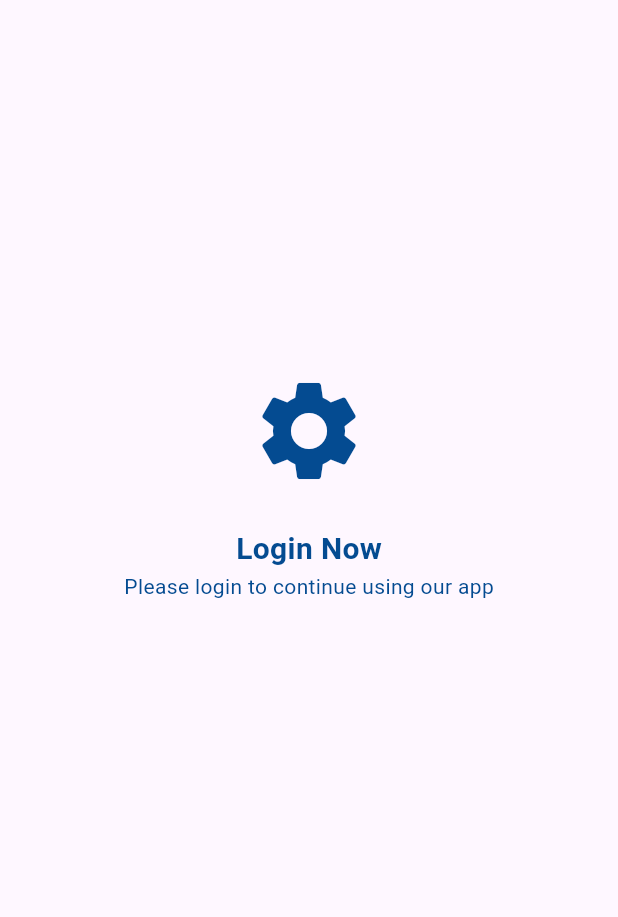
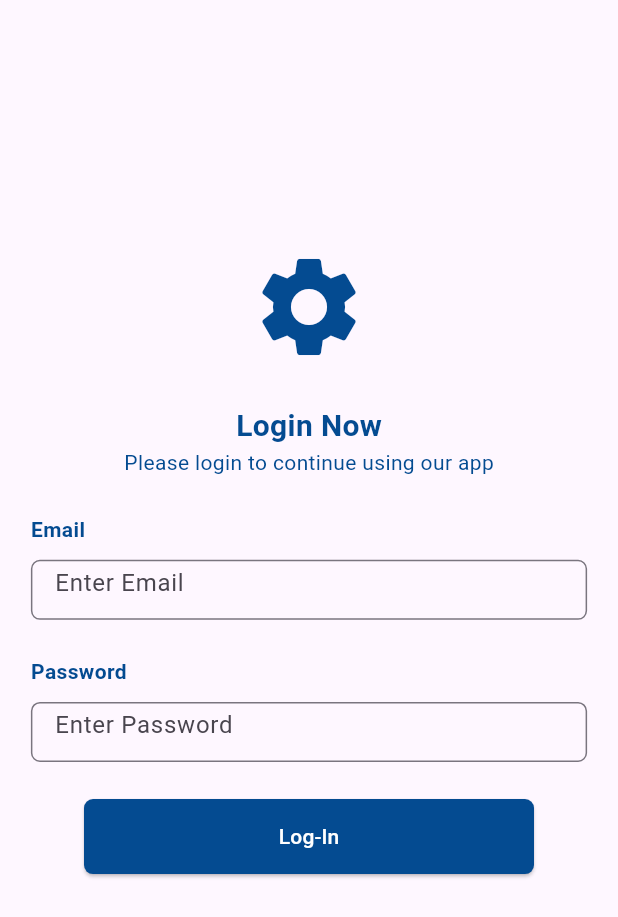
Before and after one commit to Aljoboyer/tiles_shop_management, a Flutter app: the screen it shows after launch, on a phone screen of 412 x 824 dp. Shown: the top 917 px of the screen. Run offline on Flutter 3.47's test engine with Material 3 defaults, Android fonts, the phone set to English and light mode, and no system bars.

Commit message:
custom input and button created

```diff
--- a/lib/screens/auth/login_screen.dart
+++ b/lib/screens/auth/login_screen.dart
@@ -1,4 +1,6 @@
 import 'package:flutter/material.dart';
+import 'package:tiles_shop_management/widgets/button.dart';
+import 'package:tiles_shop_management/widgets/input_field.dart';
 
 class LoginScreen extends StatefulWidget {
   const LoginScreen({super.key});
@@ -8,6 +10,13 @@ class LoginScreen extends StatefulWidget {
 }
 
 class _LoginScreenState extends State<LoginScreen> {
+  late String email;
+
+   onEmailChange (value) {
+    setState(() {
+      email: value;
+    });
+  }
   @override
   Widget build(BuildContext context) {
       double screenWidth = MediaQuery.of(context).size.width;
@@ -16,7 +25,7 @@ class _LoginScreenState extends State<LoginScreen> {
     return  Scaffold(
       body: Center(
         child: Padding(
-          padding: EdgeInsets.only(top: screenHeight * 0.30, left: screenWidth * 0.05, right: screenWidth * 0.05),
+          padding: EdgeInsets.only(top: screenHeight * 0.20, left: screenWidth * 0.05, right: screenWidth * 0.05),
           child: Column(
             children: [
                 Icon(Icons.settings, size: 80,  color: Color(0xFF044B91)),
@@ -32,9 +41,23 @@ class _LoginScreenState extends State<LoginScreen> {
                       Text('Please login to continue using our app',  style: TextStyle(
                         color:Color(0xFF044B91),
 
-                      ),)
+                      ),),
+                      SizedBox(height: screenHeight * 0.03,),
+                      CustomInputs(label: 'Email',fieldType: false, onChanged: (value) {
+                        onEmailChange(value);
+                      },),
+                      SizedBox(height: screenHeight * 0.03,),
+
+                       CustomInputs(label: 'Password',fieldType: true, onChanged: (value) {
+                        onEmailChange(value);
+                      },),
+
+                      SizedBox(height: screenHeight * 0.03,),
+
+                      CustomButton(btn_label: 'Log-In', onPressed: () {},)
                     ],
                   ),
+
                 )
             ],
           ),
--- /dev/null
+++ b/lib/widgets/button.dart
@@ -0,0 +1,32 @@
+import 'package:flutter/material.dart';
+
+class CustomButton extends StatelessWidget {
+  final String btn_label;
+  final VoidCallback onPressed;
+
+  const CustomButton({
+    super.key,
+    required this.btn_label,
+    required this.onPressed,
+  });
+
+  @override
+  Widget build(BuildContext context) {
+    return  SizedBox(
+                        height: 50,
+                        width: 300,
+                        child: ElevatedButton(onPressed: onPressed,
+                        style: ElevatedButton.styleFrom(
+                            backgroundColor: Color(0xFF044B91),
+                            shape: RoundedRectangleBorder(
+                              borderRadius: BorderRadius.circular(6),
+                            ),
+                            padding: const EdgeInsets.symmetric(horizontal: 16, vertical: 12),
+                          ),
+                        child: Text(btn_label, style: TextStyle(
+                          color: Colors.white
+                        ),)
+                        ),
+                      );
+  }
+}
--- /dev/null
+++ b/lib/widgets/input_field.dart
@@ -0,0 +1,56 @@
+import 'package:flutter/material.dart';
+
+class CustomInputs extends StatelessWidget {
+  final String label;
+  final String? inputError;
+  final Function(String) onChanged;
+  final bool fieldType;
+
+  const CustomInputs({
+    super.key,
+    required this.label,
+    this.inputError,
+    required this.onChanged,
+    required this.fieldType,
+  });
+
+  @override
+  Widget build(BuildContext context) {
+    return SizedBox(
+      child: Column(
+        children: [
+          Align(
+            alignment: Alignment.centerLeft,
+            child: Text(label, style: TextStyle(
+                  color:Color(0xFF044B91),
+                fontSize: 14,
+                fontWeight: FontWeight.bold,
+              ),)),
+            SizedBox(height: 10,),
+           SizedBox(
+            height: 40,
+            child: TextField(
+              obscureText: fieldType,
+            cursorHeight: 17,
+            decoration: InputDecoration(
+
+              hintText: 'Enter $label',
+              border: OutlineInputBorder(
+                borderRadius: BorderRadius.circular(6),
+              ),
+
+              errorText: inputError, // Display validation error
+              errorStyle: TextStyle(color: const Color.fromARGB(255, 255, 17, 0), fontWeight: FontWeight.bold)
+
+            ),
+          // controller: widget.emailController,
+            onChanged: (value) {
+              onChanged(value);
+          },
+          ),
+           )
+        ],
+      ),
+    );
+  }
+}
```
